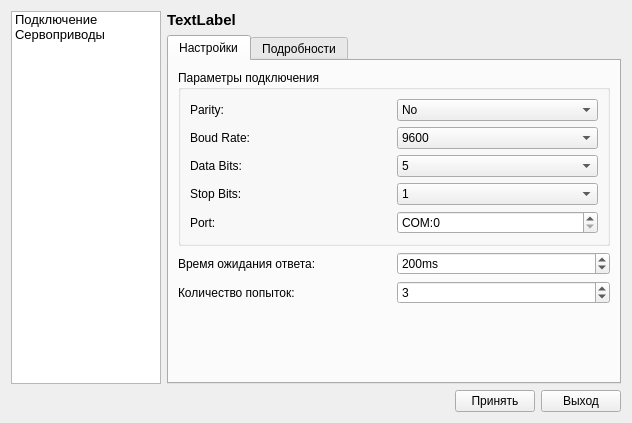
VladimirR46/PharmacyRobot, file settingswindow.ui: the form before one commit.
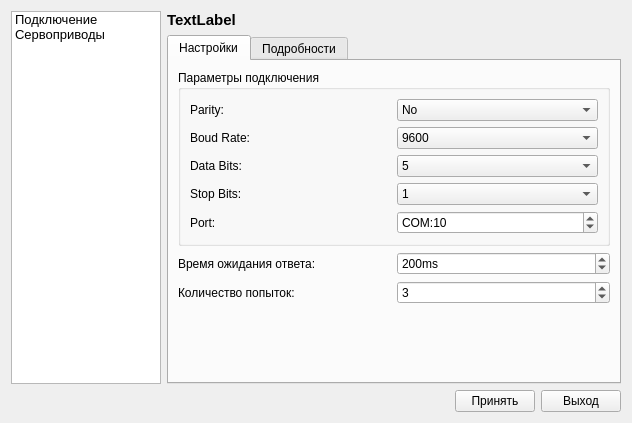
The form after the commit. The open tabs and pages were chosen to show the change. Icons and pictures are not drawn.

Diff of the .ui file:
```diff
--- a/settingswindow.ui
+++ b/settingswindow.ui
@@ -295,6 +295,9 @@
                   <property name="prefix">
                    <string>COM:</string>
                   </property>
+                  <property name="value">
+                   <number>10</number>
+                  </property>
                  </widget>
                 </item>
                </layout>
```
